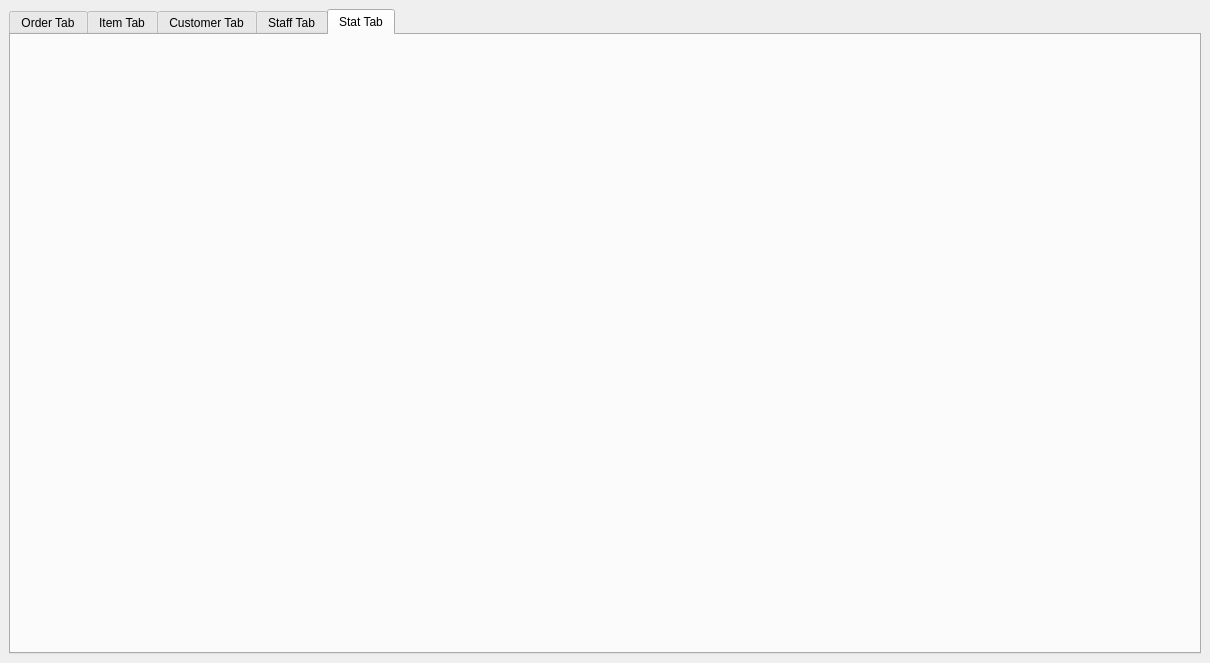
Qt form window/main/mainwindow.ui (nivcoo/CESI-POO) before a commit.
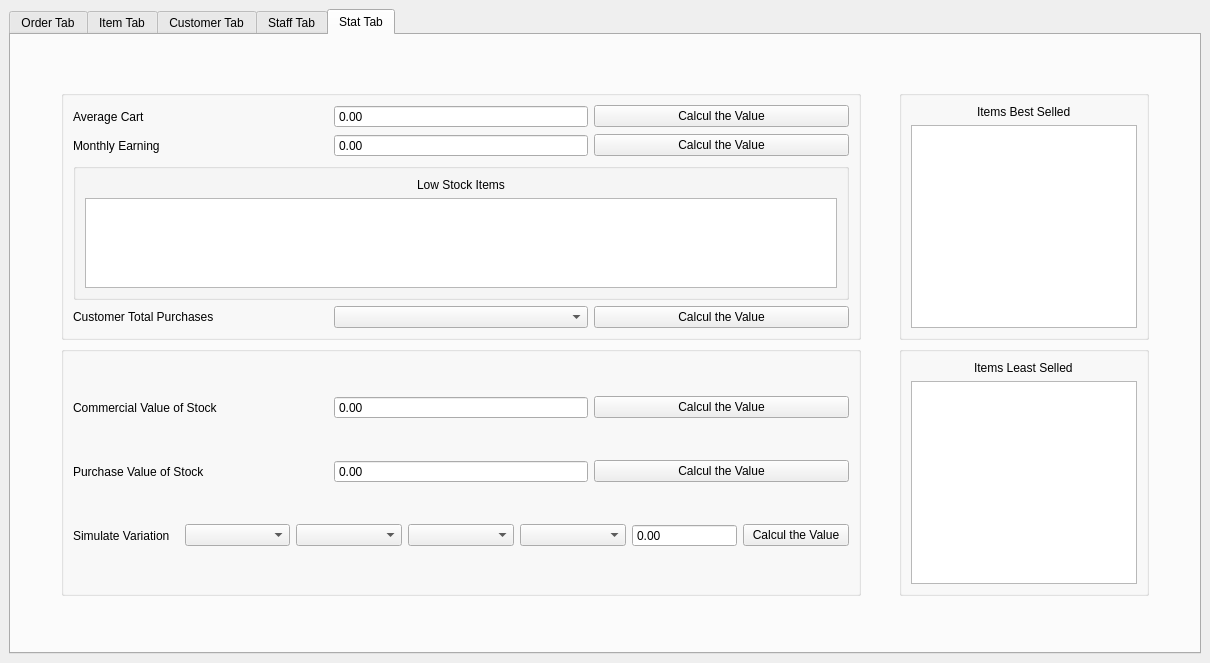
The same form after that commit. The open tabs and pages were chosen to show the change.

Commit message: feat. add stat tab

What changed in the file:
```diff
--- a/window/main/mainwindow.ui
+++ b/window/main/mainwindow.ui
@@ -1618,6 +1618,342 @@
          <attribute name="title">
           <string>Stat Tab</string>
          </attribute>
+         <layout class="QHBoxLayout" name="horizontalLayout">
+          <item alignment="Qt::AlignVCenter">
+           <widget class="QStackedWidget" name="statSW1">
+            <widget class="QWidget" name="statW1" native="true">
+             <layout class="QVBoxLayout" name="statV10">
+              <item>
+               <layout class="QVBoxLayout" name="statV1">
+                <item>
+                 <layout class="QHBoxLayout" name="statH1">
+                  <item>
+                   <widget class="QGroupBox" name="statB5">
+                    <property name="minimumSize">
+                     <size>
+                      <width>800</width>
+                      <height>250</height>
+                     </size>
+                    </property>
+                    <property name="maximumSize">
+                     <size>
+                      <width>800</width>
+                      <height>250</height>
+                     </size>
+                    </property>
+                    <layout class="QVBoxLayout" name="verticalLayout_7">
+                     <item>
+                      <layout class="QHBoxLayout" name="statH9">
+                       <item>
+                        <widget class="QLabel" name="statL9">
+                         <property name="text">
+                          <string>Average Cart</string>
+                         </property>
+                        </widget>
+                       </item>
+                       <item>
+                        <widget class="QDoubleSpinBox" name="statFormAverageCart">
+                         <property name="readOnly">
+                          <bool>true</bool>
+                         </property>
+                         <property name="buttonSymbols">
+                          <enum>QAbstractSpinBox::NoButtons</enum>
+                         </property>
+                         <property name="maximum">
+                          <double>999999.000000000000000</double>
+                         </property>
+                        </widget>
+                       </item>
+                       <item>
+                        <widget class="QPushButton" name="statPushButtonAverageCart">
+                         <property name="cursor">
+                          <cursorShape>PointingHandCursor</cursorShape>
+                         </property>
+                         <property name="text">
+                          <string>Calcul the Value</string>
+                         </property>
+                        </widget>
+                       </item>
+                      </layout>
+                     </item>
+                     <item>
+                      <layout class="QHBoxLayout" name="statH8">
+                       <item>
+                        <widget class="QLabel" name="statL8">
+                         <property name="text">
+                          <string>Monthly Earning</string>
+                         </property>
+                        </widget>
+                       </item>
+                       <item>
+                        <widget class="QDoubleSpinBox" name="statFormMonthlyEarning">
+                         <property name="readOnly">
+                          <bool>true</bool>
+                         </property>
+                         <property name="buttonSymbols">
+                          <enum>QAbstractSpinBox::NoButtons</enum>
+                         </property>
+                         <property name="maximum">
+                          <double>999999.000000000000000</double>
+                         </property>
+                        </widget>
+                       </item>
+                       <item>
+                        <widget class="QPushButton" name="statPushButtonMonthlyEarning">
+                         <property name="cursor">
+                          <cursorShape>PointingHandCursor</cursorShape>
+                         </property>
+                         <property name="text">
+                          <string>Calcul the Value</string>
+                         </property>
+                        </widget>
+                       </item>
+                      </layout>
+                     </item>
+                     <item>
+                      <widget class="QGroupBox" name="statB6">
+                       <layout class="QVBoxLayout" name="verticalLayout_3">
+                        <item alignment="Qt::AlignHCenter">
+                         <widget class="QLabel" name="statL6">
+                          <property name="text">
+                           <string>Low Stock Items</string>
+                          </property>
+                         </widget>
+                        </item>
+                        <item>
+                         <widget class="QTableWidget" name="statFormTableLowStock"/>
+                        </item>
+                       </layout>
+                      </widget>
+                     </item>
+                     <item>
+                      <layout class="QHBoxLayout" name="statH7">
+                       <item>
+                        <widget class="QLabel" name="statL7">
+                         <property name="text">
+                          <string>Customer Total Purchases</string>
+                         </property>
+                        </widget>
+                       </item>
+                       <item>
+                        <widget class="QComboBox" name="statFormCustomerSelect"/>
+                       </item>
+                       <item>
+                        <widget class="QPushButton" name="statPushButtonCustomerTotalPurschases">
+                         <property name="cursor">
+                          <cursorShape>PointingHandCursor</cursorShape>
+                         </property>
+                         <property name="text">
+                          <string>Calcul the Value</string>
+                         </property>
+                        </widget>
+                       </item>
+                      </layout>
+                     </item>
+                    </layout>
+                   </widget>
+                  </item>
+                  <item>
+                   <widget class="QGroupBox" name="statB4">
+                    <property name="minimumSize">
+                     <size>
+                      <width>250</width>
+                      <height>250</height>
+                     </size>
+                    </property>
+                    <property name="maximumSize">
+                     <size>
+                      <width>250</width>
+                      <height>250</height>
+                     </size>
+                    </property>
+                    <layout class="QVBoxLayout" name="verticalLayout_6">
+                     <item alignment="Qt::AlignHCenter">
+                      <widget class="QLabel" name="statL5">
+                       <property name="text">
+                        <string>Items Best Selled</string>
+                       </property>
+                      </widget>
+                     </item>
+                     <item>
+                      <widget class="QTableWidget" name="statFormTableBestSelled"/>
+                     </item>
+                    </layout>
+                   </widget>
+                  </item>
+                 </layout>
+                </item>
+                <item>
+                 <layout class="QHBoxLayout" name="statH2">
+                  <item>
+                   <widget class="QGroupBox" name="statB1">
+                    <property name="minimumSize">
+                     <size>
+                      <width>800</width>
+                      <height>250</height>
+                     </size>
+                    </property>
+                    <property name="maximumSize">
+                     <size>
+                      <width>800</width>
+                      <height>250</height>
+                     </size>
+                    </property>
+                    <layout class="QVBoxLayout" name="verticalLayout_5">
+                     <item>
+                      <layout class="QHBoxLayout" name="statH5">
+                       <item>
+                        <widget class="QLabel" name="statL3">
+                         <property name="text">
+                          <string>Commercial Value of Stock</string>
+                         </property>
+                        </widget>
+                       </item>
+                       <item>
+                        <widget class="QDoubleSpinBox" name="statFormCommercialValue">
+                         <property name="readOnly">
+                          <bool>true</bool>
+                         </property>
+                         <property name="buttonSymbols">
+                          <enum>QAbstractSpinBox::NoButtons</enum>
+                         </property>
+                         <property name="maximum">
+                          <double>9999999.000000000000000</double>
+                         </property>
+                        </widget>
+                       </item>
+                       <item>
+                        <widget class="QPushButton" name="statPushButtonCommercialValue">
+                         <property name="cursor">
+                          <cursorShape>PointingHandCursor</cursorShape>
+                         </property>
+                         <property name="text">
+                          <string>Calcul the Value</string>
+                         </property>
+                        </widget>
+                       </item>
+                      </layout>
+                     </item>
+                     <item>
+                      <layout class="QHBoxLayout" name="statH3">
+                       <item>
+                        <widget class="QLabel" name="statL1">
+                         <property name="text">
+                          <string>Purchase Value of Stock</string>
+                         </property>
+                        </widget>
+                       </item>
+                       <item>
+                        <widget class="QDoubleSpinBox" name="statFormPurschaseValue">
+                         <property name="readOnly">
+                          <bool>true</bool>
+                         </property>
+                         <property name="buttonSymbols">
+                          <enum>QAbstractSpinBox::NoButtons</enum>
+                         </property>
+                         <property name="maximum">
+                          <double>9999999.000000000000000</double>
+                         </property>
+                        </widget>
+                       </item>
+                       <item>
+                        <widget class="QPushButton" name="statPushButtonPurchaseValue">
+                         <property name="cursor">
+                          <cursorShape>PointingHandCursor</cursorShape>
+                         </property>
+                         <property name="text">
+                          <string>Calcul the Value</string>
+                         </property>
+                        </widget>
+                       </item>
+                      </layout>
+                     </item>
+                     <item>
+                      <layout class="QHBoxLayout" name="statH4">
+                       <item>
+                        <widget class="QLabel" name="statL2">
+                         <property name="text">
+                          <string>Simulate Variation</string>
+                         </property>
+                        </widget>
+                       </item>
+                       <item>
+                        <widget class="QComboBox" name="statFormSimulateTVASelect"/>
+                       </item>
+                       <item>
+                        <widget class="QComboBox" name="statFormSimulateCommercialM"/>
+                       </item>
+                       <item>
+                        <widget class="QComboBox" name="statFormSimulateCommercialD"/>
+                       </item>
+                       <item>
+                        <widget class="QComboBox" name="statFormSimulateOtherM"/>
+                       </item>
+                       <item>
+                        <widget class="QDoubleSpinBox" name="statFormSimulateValue">
+                         <property name="readOnly">
+                          <bool>true</bool>
+                         </property>
+                         <property name="buttonSymbols">
+                          <enum>QAbstractSpinBox::NoButtons</enum>
+                         </property>
+                         <property name="maximum">
+                          <double>999999.000000000000000</double>
+                         </property>
+                        </widget>
+                       </item>
+                       <item>
+                        <widget class="QPushButton" name="statPushButtonSimulateVariation">
+                         <property name="cursor">
+                          <cursorShape>PointingHandCursor</cursorShape>
+                         </property>
+                         <property name="text">
+                          <string>Calcul the Value</string>
+                         </property>
+                        </widget>
+                       </item>
+                      </layout>
+                     </item>
+                    </layout>
+                   </widget>
+                  </item>
+                  <item>
+                   <widget class="QGroupBox" name="statB3">
+                    <property name="minimumSize">
+                     <size>
+                      <width>250</width>
+                      <height>250</height>
+                     </size>
+                    </property>
+                    <property name="maximumSize">
+                     <size>
+                      <width>250</width>
+                      <height>250</height>
+                     </size>
+                    </property>
+                    <layout class="QVBoxLayout" name="verticalLayout_4">
+                     <item alignment="Qt::AlignHCenter">
+                      <widget class="QLabel" name="statL4">
+                       <property name="text">
+                        <string>Items Least Selled</string>
+                       </property>
+                      </widget>
+                     </item>
+                     <item>
+                      <widget class="QTableWidget" name="statFormTableLeastSelled"/>
+                     </item>
+                    </layout>
+                   </widget>
+                  </item>
+                 </layout>
+                </item>
+               </layout>
+              </item>
+             </layout>
+            </widget>
+           </widget>
+          </item>
+         </layout>
         </widget>
        </widget>
       </item>
```
Left out of the diff: 2 changed lines with no effect on the pictures. The commit also changes 4 other files.
